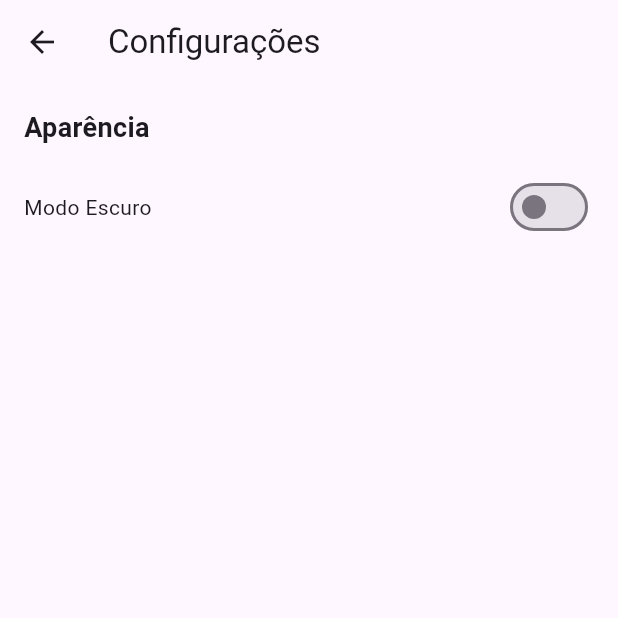
After one commit to heldzr/taskManager-app, a Flutter app: the SettingsScreen screen opened directly, on a phone screen of 412 x 824 dp, the top half of it. The commit adds this screen. Run offline on Flutter 3.47's test engine with Material 3 defaults, Android fonts, the phone set to English and light mode, and no system bars; our stand-ins replace cloud_firestore, firebase_auth, firebase_core; accounts and stored records are empty.

Commit message:
add tela config

```diff
--- /dev/null
+++ b/task_manager_app/lib/screens/settings_screen.dart
@@ -0,0 +1,50 @@
+import 'package:flutter/material.dart';
+
+class SettingsScreen extends StatefulWidget {
+  const SettingsScreen({super.key});
+
+  @override
+  _SettingsScreenState createState() => _SettingsScreenState();
+}
+
+class _SettingsScreenState extends State<SettingsScreen> {
+  bool _isDarkMode = false;
+
+  @override
+  Widget build(BuildContext context) {
+    return Scaffold(
+      appBar: AppBar(
+        title: const Text('Configurações'),
+      ),
+      body: Padding(
+        padding: const EdgeInsets.all(16.0),
+        child: Column(
+          crossAxisAlignment: CrossAxisAlignment.start,
+          children: [
+            const Text(
+              'Aparência',
+              style: TextStyle(fontSize: 18, fontWeight: FontWeight.bold),
+            ),
+            const SizedBox(height: 16),
+            Row(
+              mainAxisAlignment: MainAxisAlignment.spaceBetween,
+              children: [
+                const Text('Modo Escuro'),
+                Switch(
+                  value: _isDarkMode,
+                  onChanged: (value) {
+                    setState(() {
+                      _isDarkMode = value;
+                      final themeMode = _isDarkMode ? ThemeMode.dark : ThemeMode.light;
+                      Navigator.of(context).pop(themeMode);
+                    });
+                  },
+                ),
+              ],
+            ),
+          ],
+        ),
+      ),
+    );
+  }
+}
```
Also changed, not shown: task_manager_app/lib/screens/main_screen.dart (+15 -3 lines).
